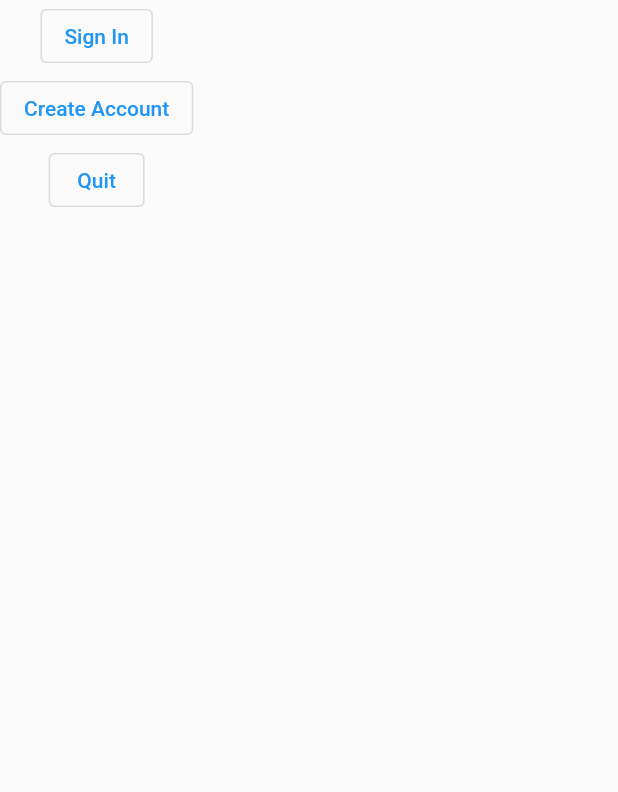
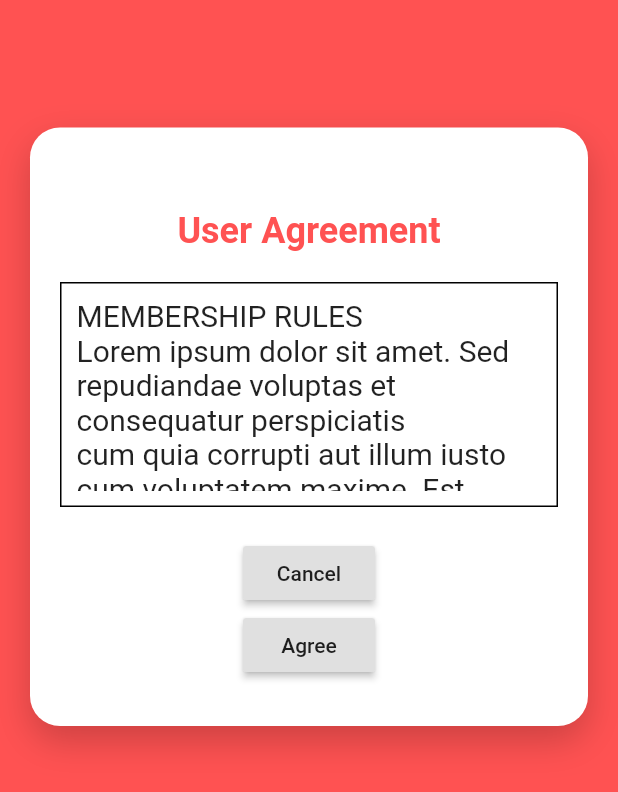
Before and after one commit to The-Bike-Kollective/The-Bike-Kollective, a Flutter app: the HomeButtonGroup widget shown alone on an empty page, opened directly, after a tap on "Quit", on a phone screen of 412 x 824 dp. Shown: the top 792 px of the screen. Run offline on Flutter 3.47's test engine with Material 2 defaults, Android fonts, the phone set to English and light mode, and no system bars; Roboto replaces fonts that are missing (Poppins).

Commit message:
Login w/Google Sign-in & User Agreement
second attempt

```diff
--- /dev/null
+++ b/app/lib/Login/user_agreement.dart
@@ -0,0 +1,154 @@
+import 'package:the_bike_kollective/home_view.dart';
+import 'package:the_bike_kollective/profile_view.dart';
+import 'package:flutter/material.dart';
+import 'package:the_bike_kollective/models.dart';
+
+// information/instructions: user reads and either
+// 1. accepts agreement > redirected to logged in home page
+// 2. declines agreement > redirected to landing page
+// @params: no params
+// @return: nothing returned
+// bugs: no known bugs
+// TODO:
+//  1. write terms and conditions
+//  2. redirect user to home page if declines (inform user w/pop-up)
+//  3. redirect user to user page if accepts (implement user info)
+//  4. implement URL retrival to obtain call_back uri
+//  5. parse uri to obtain auth code and send to back-end
+
+final String pdfText = """MEMBERSHIP RULES
+Lorem ipsum dolor sit amet. Sed repudiandae voluptas et consequatur perspiciatis
+cum quia corrupti aut illum iusto cum voluptatem maxime. Est numquam maxime est culpa
+reiciendis et odit eaque et sapiente blanditiis ad voluptas omnis. Ut quod atque
+id illo atque et nihil eligendi in eius sint et quisquam explicabo sed nobis enim.
+Et assumenda vitae nam dignissimos incidunt quo dolores maiores. Et eveniet nemo est
+amet blanditiis qui voluptates fugit qui galisum quam eum velit iusto! Aut earum magni
+hic commodi cumque sed aliquid modi sed dolorem incidunt et internos provident est
+perspiciatis provident. In fugiat provident est voluptates quasi aut provident
+molestiae? Aut alias iste est quis nostrum aut laborum iusto qui reiciendis
+libero. Et dicta esse ea repellendus officiis id excepturi temporibus in
+deserunt ducimus. Id delectus omnis aut atque sapiente ea eius corrupti.""";
+
+class AgreementPage extends StatefulWidget {
+  const AgreementPage({Key? key}) : super(key: key);
+
+  @override
+  _AgreementPage createState() => _AgreementPage();
+}
+
+class _AgreementPage extends State<AgreementPage> {
+  final scaffoldKey = GlobalKey<ScaffoldState>();
+  GlobalKey<FormState> globalFormKey = new GlobalKey<FormState>();
+
+  // This function is triggered when the button is clicked
+  //saving for future
+  void _doSomething() {
+    // Do something
+  }
+
+  @override
+  Widget build(BuildContext context) {
+    return Scaffold(
+      key: scaffoldKey,
+      backgroundColor: Theme.of(context).accentColor,
+      body: SingleChildScrollView(
+        child: Column(
+          children: <Widget>[
+            Stack(
+              children: <Widget>[
+                Container(
+                  width: double.infinity,
+                  padding: EdgeInsets.symmetric(vertical: 30, horizontal: 20),
+                  margin: EdgeInsets.symmetric(vertical: 85, horizontal: 20),
+                  decoration: BoxDecoration(
+                      borderRadius: BorderRadius.circular(20),
+                      color: Theme.of(context).primaryColor,
+                      boxShadow: [
+                        BoxShadow(
+                            color: Theme.of(context).hintColor.withOpacity(0.2),
+                            offset: Offset(0, 10),
+                            blurRadius: 20)
+                      ]),
+
+                  //FORM
+                  child: Form(
+                    key: globalFormKey,
+                    child: Column(
+                      children: <Widget>[
+                        SizedBox(
+                          height: 25,
+                        ),
+                        Text(
+                          "User Agreement",
+                          style: Theme.of(context).textTheme.headline2,
+                        ),
+                        // ignore: prefer_const_constructors
+
+                        SizedBox(
+                          height: 20,
+                        ),
+                        //ignore: unnecessary_new
+                        Container(
+                            height: 150,
+                            padding: const EdgeInsets.all(10),
+                            decoration: BoxDecoration(
+                                border: Border.all(color: Colors.black)),
+                            child: SingleChildScrollView(
+                                scrollDirection: Axis.vertical,
+                                child: Center(
+                                  child: Text(
+                                    pdfText,
+                                    style: const TextStyle(fontSize: 20),
+                                  ),
+                                ))),
+
+                        SizedBox(
+                          height: 20,
+                        ),
+
+                        Container(
+                          child: RaisedButton(
+                            onPressed: () {
+                              Navigator.push(
+                                context,
+                                MaterialPageRoute(
+                                    builder: (context) => const HomeView()),
+                              );
+                              debugPrint('Cancel clicked');
+                            },
+                            child: Row(
+                              mainAxisSize: MainAxisSize.min,
+                              children: <Widget>[Text('Cancel')],
+                            ),
+                          ),
+                        ),
+                        Container(
+                          child: RaisedButton(
+                            onPressed: () {
+                              Navigator.push(
+                                context,
+                                MaterialPageRoute(
+                                  builder: (context) =>
+                                      ProfileView(user: testUser),
+                                ),
+                              );
+                              debugPrint('Agree clicked');
+                            },
+                            child: Row(
+                              mainAxisSize: MainAxisSize.min,
+                              children: <Widget>[Text('Agree')],
+                            ),
+                          ),
+                        ),
+                      ],
+                    ),
+                  ),
+                )
+              ],
+            )
+          ],
+        ),
+      ),
+    );
+  }
+}
--- a/app/lib/home_view.dart
+++ b/app/lib/home_view.dart
@@ -3,7 +3,10 @@ import 'profile_view.dart';
 import 'package:the_bike_kollective/profile_view.dart';
 import 'mainDrawer.dart';
 import 'models.dart';
-
+import 'Login/login_page.dart';
+import 'main.dart';
+import 'Login/create_account_page.dart';
+import 'Login/user_agreement.dart';
 
 // information/instructions: Flutter Widget; This is the home view, when the
       //user first opesn the app and is not signed in.
@@ -70,18 +73,19 @@ class HomeButtonGroup extends StatelessWidget {
             // we want this button to do.
             Navigator.push(
             context,
-            MaterialPageRoute(builder: (context) =>
-              ProfileView(user: testUser),
-            ),
+            MaterialPageRoute(builder: (context) => const LoginPage()),
           );
             debugPrint('sign in clicked');
-
           },
           child: const Text('Sign In'),
         ),
         OutlinedButton(
           onPressed: () {
-
+            Navigator.push(
+              context,
+              MaterialPageRoute(
+                  builder: (context) => const CreateAccountPage()),
+            );
             debugPrint('Create Account Clicked');
           },
           child: const Text('Create Account'),
@@ -89,6 +93,10 @@ class HomeButtonGroup extends StatelessWidget {
         OutlinedButton(
           onPressed: () {
             // TODO: navigate to a form to exit application.
+            Navigator.push(
+              context,
+              MaterialPageRoute(builder: (context) => const AgreementPage()),
+            );
             debugPrint('Quit Clicked');
           },
           child: const Text('Quit'),
--- a/app/pubspec.yaml
+++ b/app/pubspec.yaml
@@ -29,6 +29,7 @@ environment:
 dependencies:
   flutter:
     sdk: flutter
+  url_launcher: ^6.1.0
 
 
   # The following adds the Cupertino Icons font to your application.
@@ -61,6 +62,7 @@ flutter:
   assets:
     - assets/bikes.png
     - assets/coolBike.jpeg
+    - assets/btn_google_signin_light_focus_web@2x.png
 
 
   # An image asset can refer to one or more resolution-specific "variants", see
```
Also changed, not shown: app/lib/Login/create_account_page.dart (added, +171 -0 lines), app/lib/Login/login_page.dart (added, +214 -0 lines), app/lib/main.dart (+21 -2 lines), app/assets/btn_google_signin_light_focus_web@2x.png (added), app/pubspec.lock, 5 other files.
